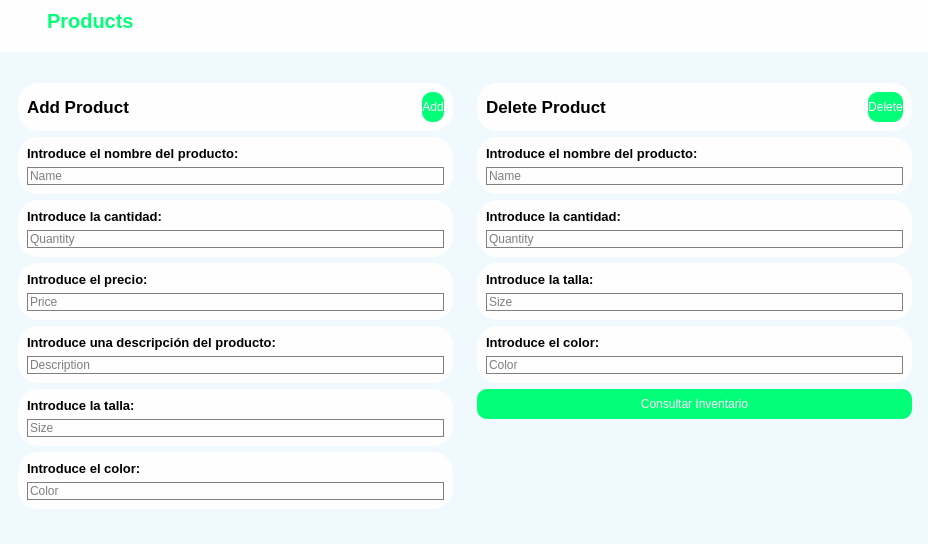
This is src/Vista/addproducto.ui in gjimec00/STDEvents as Qt 5 draws it before an edit. The edited form follows.
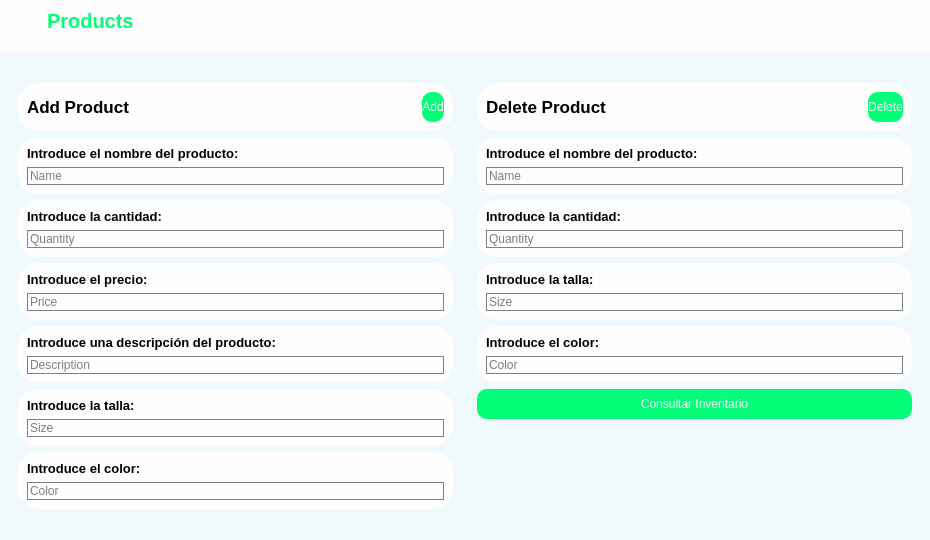
This is the edited form. Icons and pictures are not drawn.

Patch:
```diff
--- a/src/Vista/addproducto.ui
+++ b/src/Vista/addproducto.ui
@@ -6,8 +6,8 @@
    <rect>
     <x>0</x>
     <y>0</y>
-    <width>928</width>
-    <height>544</height>
+    <width>930</width>
+    <height>540</height>
    </rect>
   </property>
   <property name="windowTitle">
```
Left out of the diff: 2 changed lines with no effect on the pictures.
